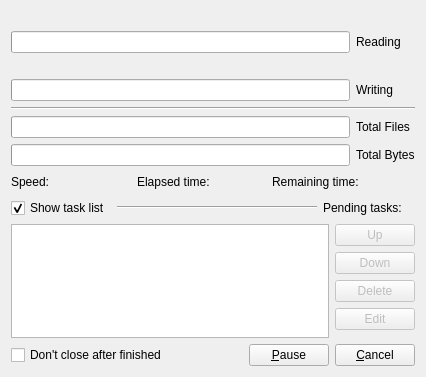
Qt form GUI/Forms/ProgressForm.ui (danielhuang2005/MultiCopy) before a commit.
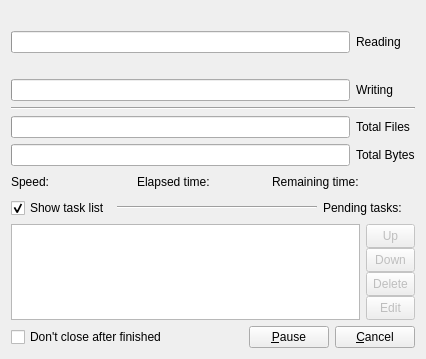
The same form after that commit. Icons and pictures are not drawn.

The edit to the form file:
```diff
--- a/GUI/Forms/ProgressForm.ui
+++ b/GUI/Forms/ProgressForm.ui
@@ -1,13 +1,13 @@
 <?xml version="1.0" encoding="UTF-8"?>
 <ui version="4.0">
  <class>TProgressForm</class>
- <widget class="QDialog" name="TProgressForm">
+ <widget class="QWidget" name="TProgressForm">
   <property name="geometry">
    <rect>
     <x>0</x>
     <y>0</y>
-    <width>423</width>
-    <height>377</height>
+    <width>405</width>
+    <height>358</height>
    </rect>
   </property>
   <property name="windowTitle">
@@ -268,44 +268,123 @@
       </item>
       <item>
        <layout class="QVBoxLayout" name="verticalLayout">
+        <property name="spacing">
+         <number>0</number>
+        </property>
         <item>
-         <widget class="QPushButton" name="Task_Up">
+         <widget class="QToolButton" name="Task_Up">
           <property name="enabled">
            <bool>false</bool>
           </property>
+          <property name="sizePolicy">
+           <sizepolicy hsizetype="Minimum" vsizetype="Fixed">
+            <horstretch>0</horstretch>
+            <verstretch>0</verstretch>
+           </sizepolicy>
+          </property>
+          <property name="minimumSize">
+           <size>
+            <width>0</width>
+            <height>24</height>
+           </size>
+          </property>
           <property name="text">
            <string>Up</string>
           </property>
+          <property name="icon">
+           <iconset resource="Resources.qrc">
+            <normaloff>:/ArrowUp_16x16</normaloff>:/ArrowUp_16x16</iconset>
+          </property>
+          <property name="toolButtonStyle">
+           <enum>Qt::ToolButtonTextBesideIcon</enum>
+          </property>
          </widget>
         </item>
         <item>
-         <widget class="QPushButton" name="Task_Down">
+         <widget class="QToolButton" name="Task_Down">
           <property name="enabled">
            <bool>false</bool>
           </property>
+          <property name="sizePolicy">
+           <sizepolicy hsizetype="Minimum" vsizetype="Fixed">
+            <horstretch>0</horstretch>
+            <verstretch>0</verstretch>
+           </sizepolicy>
+          </property>
+          <property name="minimumSize">
+           <size>
+            <width>0</width>
+            <height>24</height>
+           </size>
+          </property>
           <property name="text">
            <string>Down</string>
           </property>
+          <property name="icon">
+           <iconset resource="Resources.qrc">
+            <normaloff>:/ArrowDown_16x16</normaloff>:/ArrowDown_16x16</iconset>
+          </property>
+          <property name="toolButtonStyle">
+           <enum>Qt::ToolButtonTextBesideIcon</enum>
+          </property>
          </widget>
         </item>
         <item>
-         <widget class="QPushButton" name="Task_Delete">
+         <widget class="QToolButton" name="Task_Delete">
           <property name="enabled">
            <bool>false</bool>
           </property>
+          <property name="sizePolicy">
+           <sizepolicy hsizetype="Minimum" vsizetype="Fixed">
+            <horstretch>0</horstretch>
+            <verstretch>0</verstretch>
+           </sizepolicy>
+          </property>
+          <property name="minimumSize">
+           <size>
+            <width>0</width>
+            <height>24</height>
+           </size>
+          </property>
           <property name="text">
            <string>Delete</string>
           </property>
+          <property name="icon">
+           <iconset resource="Resources.qrc">
+            <normaloff>:/Delete_16x16</normaloff>:/Delete_16x16</iconset>
+          </property>
+          <property name="toolButtonStyle">
+           <enum>Qt::ToolButtonTextBesideIcon</enum>
+          </property>
          </widget>
         </item>
         <item>
-         <widget class="QPushButton" name="Task_Edit">
+         <widget class="QToolButton" name="Task_Edit">
           <property name="enabled">
            <bool>false</bool>
           </property>
+          <property name="sizePolicy">
+           <sizepolicy hsizetype="Minimum" vsizetype="Fixed">
+            <horstretch>0</horstretch>
+            <verstretch>0</verstretch>
+           </sizepolicy>
+          </property>
+          <property name="minimumSize">
+           <size>
+            <width>0</width>
+            <height>24</height>
+           </size>
+          </property>
           <property name="text">
            <string>Edit</string>
           </property>
+          <property name="icon">
+           <iconset resource="Resources.qrc">
+            <normaloff>:/Edit_16x16</normaloff>:/Edit_16x16</iconset>
+          </property>
+          <property name="toolButtonStyle">
+           <enum>Qt::ToolButtonTextBesideIcon</enum>
+          </property>
          </widget>
         </item>
         <item>
```
Left out of the diff: 13 changed lines with no effect on the pictures.
